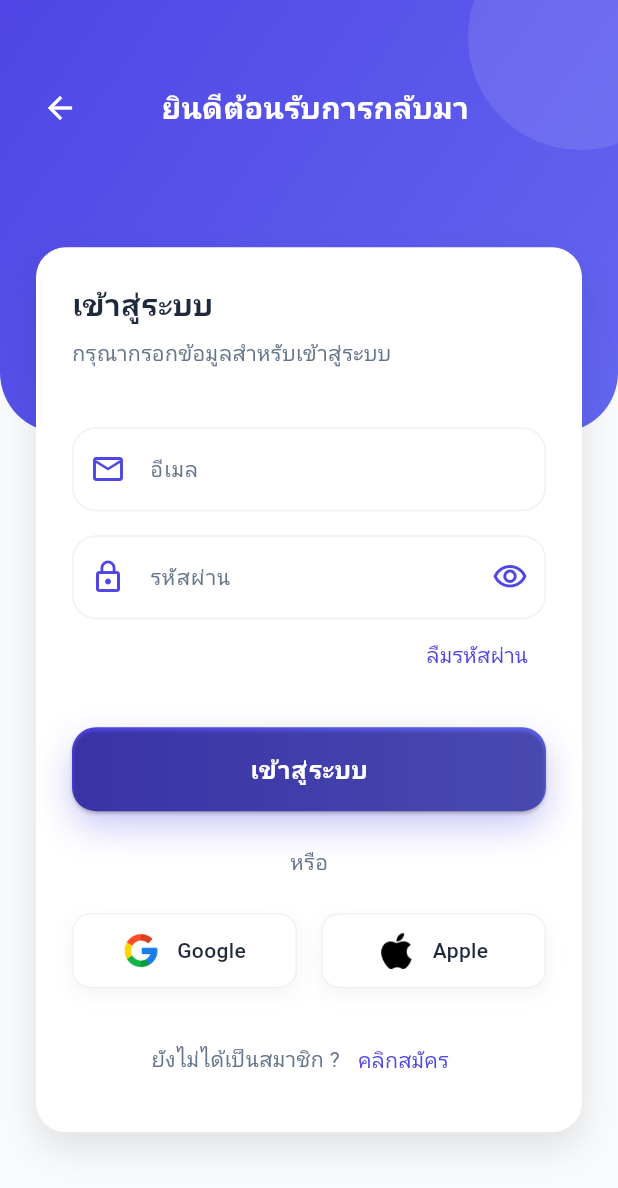
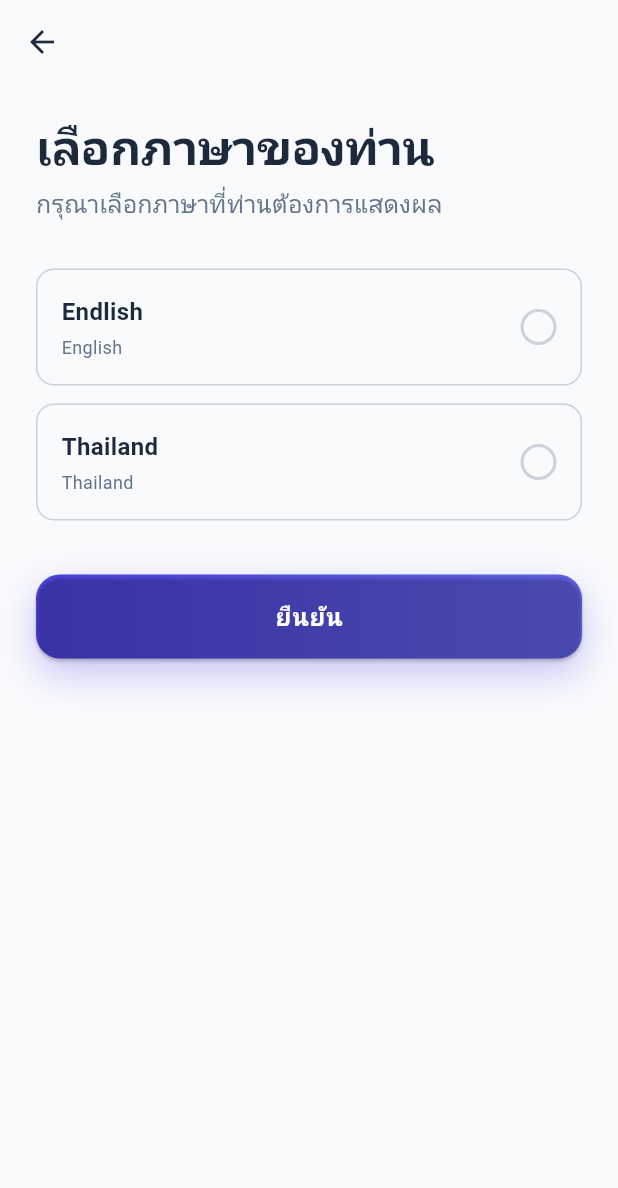
Before and after one commit to kalamell/suckshop, a Flutter app: the LoginScreen screen opened directly, after a tap on "เข้าสู่ระบบ", on a phone screen of 412 x 824 dp. Shown: the top 1188 px of the screen. Run offline on Flutter 3.47's test engine with Material 3 defaults, Android fonts, the phone set to English and light mode, and no system bars; Roboto replaces fonts that are missing (Poppins).

Commit message:
add choose language

```diff
--- a/lib/main.dart
+++ b/lib/main.dart
@@ -7,9 +7,9 @@ void main() {
   WidgetsFlutterBinding.ensureInitialized();
   SystemChrome.setSystemUIOverlayStyle(
     const SystemUiOverlayStyle(
-      statusBarColor: Colors.transparent,
+      /*statusBarColor: Colors.transparent,
       statusBarBrightness: Brightness.light,
-      statusBarIconBrightness: Brightness.light
+      statusBarIconBrightness: Brightness.light*/
     )
   );
   runApp(const MyApp());
--- a/lib/screens/auth/login_screen.dart
+++ b/lib/screens/auth/login_screen.dart
@@ -1,4 +1,6 @@
+import 'package:appecommerce/screens/auth/forgot_screen.dart';
 import 'package:appecommerce/screens/auth/signup_screen.dart';
+import 'package:appecommerce/screens/choose_language.dart';
 import 'package:appecommerce/screens/welcome_screen.dart';
 import 'package:appecommerce/theme/theme.dart';
 import 'package:appecommerce/widgets/custom_text_field.dart';
@@ -182,7 +184,11 @@ class _LoginScreenState extends State<LoginScreen> {
                         Align(
                           alignment: Alignment.centerRight,
                           child: TextButton(
-                            onPressed: () {},
+                            onPressed: () {
+                              Navigator.push(context,
+                                    MaterialPageRoute(builder: (context) => ForgotScreen(),),
+                                  );
+                            },
                             style: TextButton.styleFrom(
                               foregroundColor: AppTheme.primaryColor
                             ),
@@ -192,7 +198,11 @@ class _LoginScreenState extends State<LoginScreen> {
                         SizedBox(height: 24,),
                         GradientButton(
                           text: "เข้าสู่ระบบ",
-                          onPressed: () {},
+                          onPressed: () {
+                            Navigator.push(context,
+                                    MaterialPageRoute(builder: (context) => ChooseLanguage(),),
+                                  );
+                          },
                         ),
                         SizedBox(height: 24,),
                         Center(
@@ -234,9 +244,9 @@ class _LoginScreenState extends State<LoginScreen> {
                               ),
                               TextButton(
                                 onPressed: () {
-                                   Navigator.push(context,
-                                MaterialPageRoute(builder: (context) => SignUpScreen(),),
-                              );
+                                  Navigator.push(context,
+                                    MaterialPageRoute(builder: (context) => SignUpScreen(),),
+                                  );
                                 },
                                 child: Text(
                                   'คลิกสมัคร'
--- /dev/null
+++ b/lib/screens/choose_language.dart
@@ -0,0 +1,165 @@
+import 'package:appecommerce/theme/theme.dart';
+import 'package:appecommerce/widgets/gradient_button.dart';
+import 'package:flutter/material.dart';
+
+class ChooseLanguage extends StatefulWidget {
+  const ChooseLanguage({super.key});
+
+  @override
+  State<ChooseLanguage> createState() => _ChooseLanguageState();
+}
+
+class _ChooseLanguageState extends State<ChooseLanguage> {
+  String? _selectedLanguage;
+
+  final List<Map<String, String>> _languages = [
+    {
+      'code': 'en',
+      'name': 'Endlish',
+      'nativeName': 'English'
+    },
+    {
+      'code': 'th',
+      'name': 'Thailand',
+      'nativeName': 'Thailand'
+    }
+  ];
+
+  void _handleLanguageSelection() {
+    if (_selectedLanguage != null) {
+      Navigator.pop(context);
+    }
+  }
+
+  @override
+  Widget build(BuildContext context) {
+    return Scaffold(
+      appBar: AppBar(
+        backgroundColor: Colors.transparent,
+        elevation: 0,
+        leading: IconButton(
+          onPressed: () => Navigator.pop(context),
+          icon: Icon(
+            Icons.arrow_back,
+            color: AppTheme.textPrimary
+          )
+        )
+      ),
+      body: Column(
+        children: [
+          Expanded(
+            child: SingleChildScrollView(
+              child: Padding(
+                  padding: EdgeInsets.all(24),
+                  child: Column(
+                    crossAxisAlignment: CrossAxisAlignment.start,
+                    children: [
+                      Text(
+                        "เลือกภาษาของท่าน",
+                        style: Theme.of(context).textTheme.displayLarge
+                      ),
+                      SizedBox(height: 8,),
+                      Text(
+                        "กรุณาเลือกภาษาที่ท่านต้องการแสดงผล",
+                        style: TextStyle(
+                          fontSize: 16,
+                          color: AppTheme.textSecondary
+                        ),
+                      ),
+                      SizedBox(height: 32,),
+                      ListView.builder(
+                        shrinkWrap: true,
+                        physics: NeverScrollableScrollPhysics(),
+                        itemCount: _languages.length,
+                        itemBuilder: (context, index) {
+                          final lang = _languages[index];
+                          final isSelected = lang['code'] == _selectedLanguage;
+
+                          return Container(
+                            margin: EdgeInsets.only(bottom: 12),
+                            decoration: BoxDecoration(
+                              border: Border.all(
+                                color: isSelected ? AppTheme.primaryColor : AppTheme.textSecondary.withOpacity(0.3),
+                                width: isSelected ? 2 : 1,
+                              ),
+                              borderRadius: BorderRadius.circular(12)
+                            ),
+                            child: InkWell(
+                              onTap: () {
+                                setState(() {
+                                  _selectedLanguage = lang['code'];
+                                });
+                              },
+                              borderRadius: BorderRadius.circular(12),
+                              child: Padding(
+                                padding: EdgeInsets.all(16),
+                                child: Row(
+                                  children: [
+                                    Expanded(
+                                      child: Column(
+                                        crossAxisAlignment: CrossAxisAlignment.start,
+                                        children: [
+                                          Text(
+                                            lang['name']!,
+                                            style: TextStyle(
+                                              color: AppTheme.textPrimary,
+                                              fontSize: 16,
+                                              fontWeight: FontWeight.w600
+                                            )
+                                          ),
+                                          SizedBox(height: 4,),
+                                          Text(
+                                            lang['nativeName']!,
+                                            style: TextStyle(
+                                              fontSize: 12,
+                                              color: AppTheme.textSecondary
+
+                                            )
+                                          )
+                                        ],
+                                      )
+                                    ),
+                                    Container(
+                                      width: 24,
+                                      height: 24,
+                                      decoration: BoxDecoration(
+                                        shape: BoxShape.circle,
+                                        border: Border.all(
+                                          color: isSelected ? AppTheme.primaryColor : AppTheme.textSecondary.withOpacity(0.3),
+                                          width: 2
+                                        )
+                                      ),
+                                      child: isSelected ? Container(
+                                        margin: EdgeInsets.all(2),
+                                        decoration: BoxDecoration(
+                                          shape: BoxShape.circle,
+                                          color: AppTheme.primaryColor
+                                        ),
+                                      ) : null,
+                                    )
+                                  ],
+                                ),
+                              ),
+                            ),
+                          );
+
+                        },
+                      ),
+                      SizedBox(height: 24,),
+                      Padding(
+                        padding: EdgeInsets.all(0),
+                        child: GradientButton(
+                          text: "ยืนยัน",
+                          onPressed:  _handleLanguageSelection,
+                        ),
+                      )
+                    ],
+                  ),
+              ),
+            ),
+          )
+        ],
+      )
+    );
+  }
+}
```
Also changed, not shown: lib/screens/auth/forgot_screen.dart (added, +162 -0 lines).
